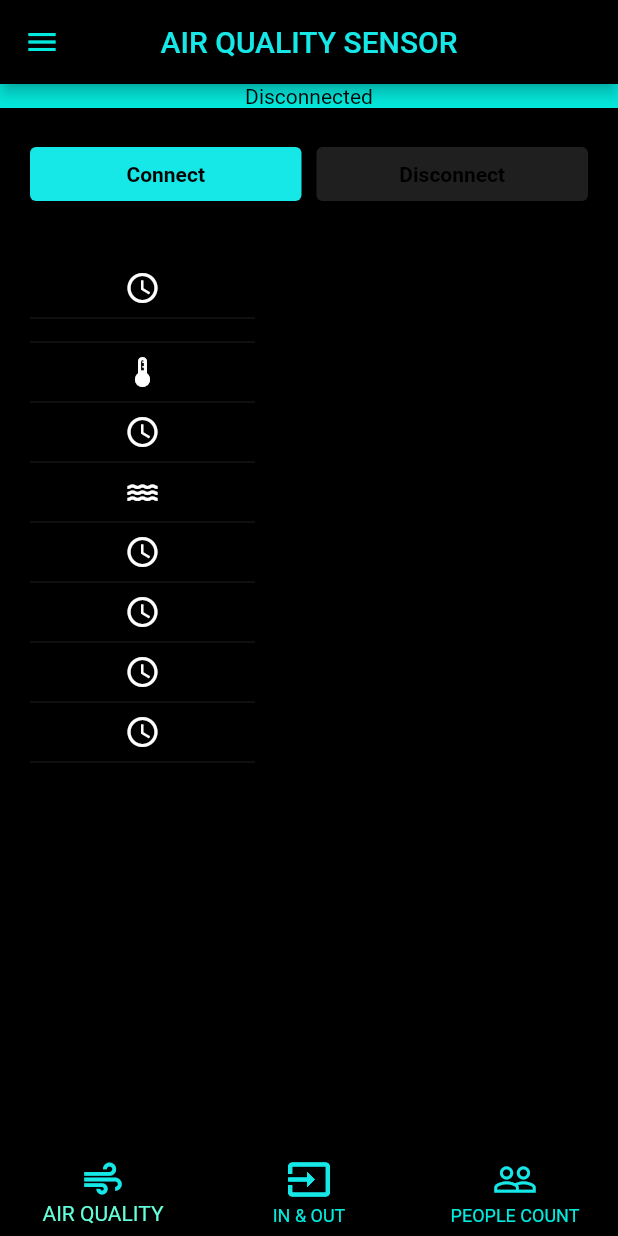
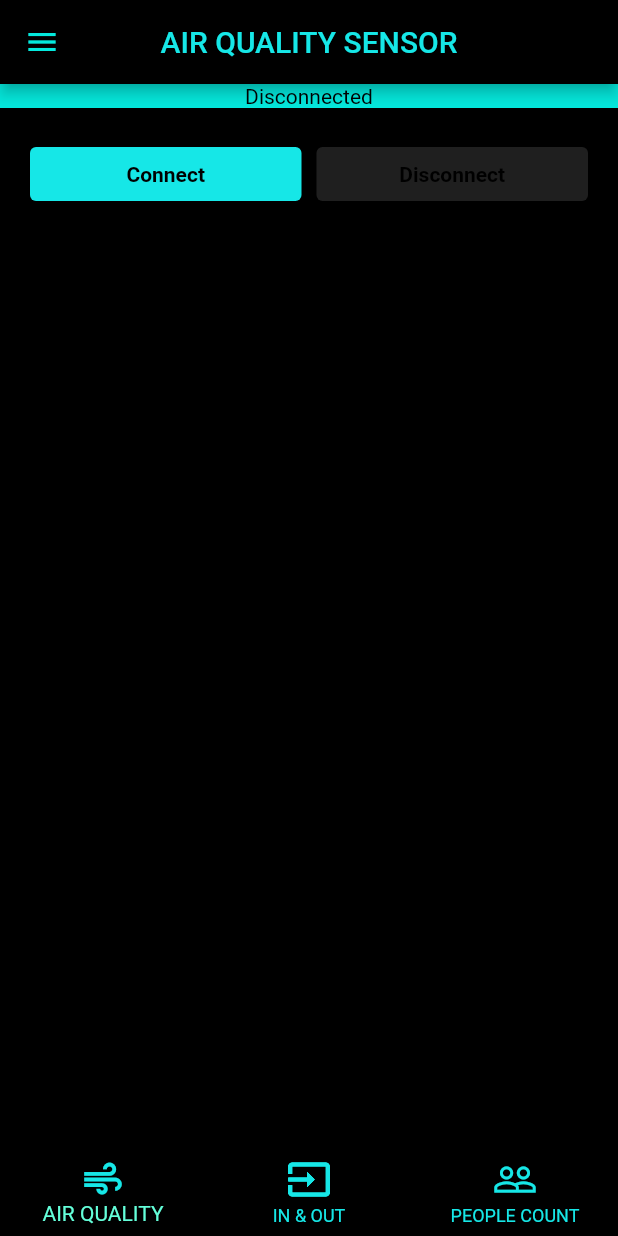
Before and after one commit to balaramreddy1710/mqttApp, a Flutter app: the MQTTViewAir screen opened directly, on a phone screen of 412 x 824 dp. Run offline on Flutter 3.47's test engine with Material 2 defaults, Android fonts, the light colour scheme and no system bars; missing offline and left inert: mqtt_client.

Commit message:
Adding Changes

```diff
--- a/lib/airq/mqtt_view.dart
+++ b/lib/airq/mqtt_view.dart
@@ -92,31 +92,6 @@ class _MQTTViewState extends State<MQTTViewAir> {
       padding: const EdgeInsets.all(20.0),
       child: Row(children: [
         SizedBox(
-          height: 500,
-          width: 150,
-          child: Column(
-            mainAxisAlignment: MainAxisAlignment.start,
-            children: [
-            Icon(Icons.access_time_outlined),
-            const Divider(),
-            const Divider(),
-            Icon(Icons.thermostat_outlined),
-            const Divider(),
-            Icon(Icons.access_time_outlined),
-            const Divider(),
-            Icon(Icons.water_outlined),
-            const Divider(),
-            Icon(Icons.access_time_outlined),
-            const Divider(),
-            Icon(Icons.access_time_outlined),
-            const Divider(),
-            Icon(Icons.access_time_outlined),
-            const Divider(),
-            Icon(Icons.access_time_outlined),
-            const Divider(),
-          ]),
-        ),
-        SizedBox(
           width: 200,
           height: 500,
           child: Text(
--- a/lib/bnav.dart
+++ b/lib/bnav.dart
@@ -21,15 +21,14 @@ class _BtmNavBarState extends State<BtmNavBar> {
   Widget build(BuildContext context) {
     return BottomNavigationBar(
       type: BottomNavigationBarType.fixed,
-      unselectedItemColor: const Color.fromARGB(255, 4, 233, 221),
       showUnselectedLabels: true,
+      unselectedItemColor: Color.fromARGB(255, 22, 231, 231),
       backgroundColor: Colors.black12,
       iconSize: 30,
       currentIndex: myIndex,
       onTap: (int index) {
         setState(() {
           myIndex = index;
-        });
           if (myIndex == 0) {
             Navigator.of(context).push(
               MaterialPageRoute(
@@ -42,7 +41,8 @@ class _BtmNavBarState extends State<BtmNavBar> {
           } else if (myIndex == 1) {
             Navigator.of(context).push(
               MaterialPageRoute(
-              builder: (context) => ChangeNotifierProvider<inout.MQTTAppState>(
+                builder: (context) =>
+                    ChangeNotifierProvider<inout.MQTTAppState>(
                   create: (_) => inout.MQTTAppState(),
                   child: MQTTViewInout(),
                 ),
@@ -58,6 +58,7 @@ class _BtmNavBarState extends State<BtmNavBar> {
               ),
             );
           }
+        });
       },
       items: const <BottomNavigationBarItem>[
         BottomNavigationBarItem(
--- a/lib/inout/state/mqtt_app_state.dart
+++ b/lib/inout/state/mqtt_app_state.dart
@@ -24,9 +24,9 @@ class MQTTAppState with ChangeNotifier {
     int? balance = inout.balance;
 
     _receivedText =
-        "\nIn_Count : $inn\n\nOut_Count : $out\n\nBalance : $balance";
+        "\n\nIn_Count : $inn\n\n\nOut_Count : $out\n\n\nBalance : $balance";
     //_historyText = '\n$snow\n$_receivedText\n$_historyText\n';
-    _historyText = '                               $snow\n\n   $_receivedText\n';
+    _historyText = '$snow\n\n   $_receivedText\n';
     notifyListeners();
     }
 
--- a/lib/nav.dart
+++ b/lib/nav.dart
@@ -1,10 +1,5 @@
 import 'dart:io';
 import 'package:flutter/material.dart';
-// import 'package:reapp/airq/state/mqtt_app_state.dart' as air;
-// import 'package:reapp/inout/state/mqtt_app_state.dart' as inout;
-// import 'package:reapp/pc/state/mqtt_app_state.dart' as pc;
-// import 'package:provider/provider.dart';
-
 
 class NavBar extends StatelessWidget {
   const NavBar({super.key});
--- a/lib/pc/state/mqtt_app_state.dart
+++ b/lib/pc/state/mqtt_app_state.dart
@@ -25,9 +25,9 @@ class MQTTAppState with ChangeNotifier {
     int? pcount = pc.peoplecount;
 
     _receivedText =
-        "\nMAC Address : $mac\n\nCPU Utilization : $cpu\n\nVoltage Level : $v\n\nPeople Count : $pcount";
+        "\n\nMAC Address : $mac\n\n\nCPU Utilization : $cpu\n\n\nVoltage Level : $v\n\n\nPeople Count : $pcount";
     //_historyText = '\n$snow\n$_receivedText\n$_historyText\n';
-    _historyText = '                               $snow\n\n   $_receivedText\n';
+    _historyText = '$snow\n\n   $_receivedText\n';
     notifyListeners();
     }
 
--- a/pubspec.yaml
+++ b/pubspec.yaml
@@ -33,7 +33,6 @@ dependencies:
   mqtt_client: ^10.0.0
   provider: ^6.0.5
   json_annotation: ^4.8.1
-  syncfusion_flutter_gauges: ^22.1.38
   intl: ^0.18.1
   # The following adds the Cupertino Icons font to your application.
   # Use with the CupertinoIcons class for iOS style icons.
```
Also changed, not shown: lib/airq/state/mqtt_app_state.dart (+3 -5 lines), lib/gauge.dart (deleted, +0 -34 lines), pubspec.lock. Lines whose indentation alone changed are shown as unchanged.
